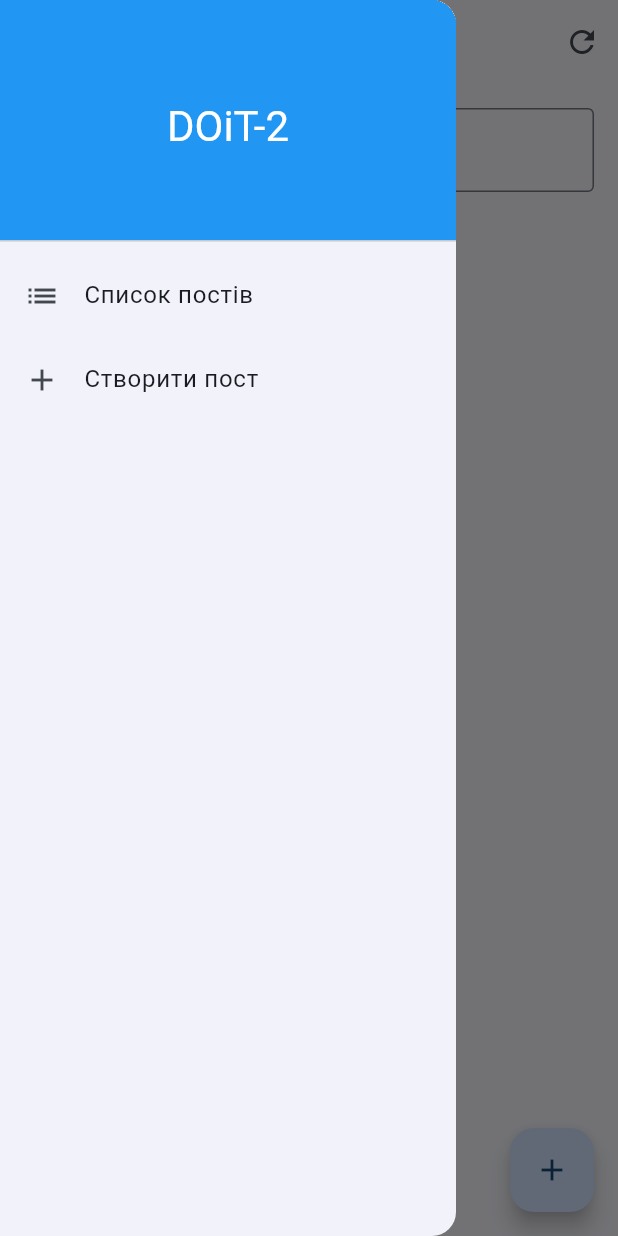
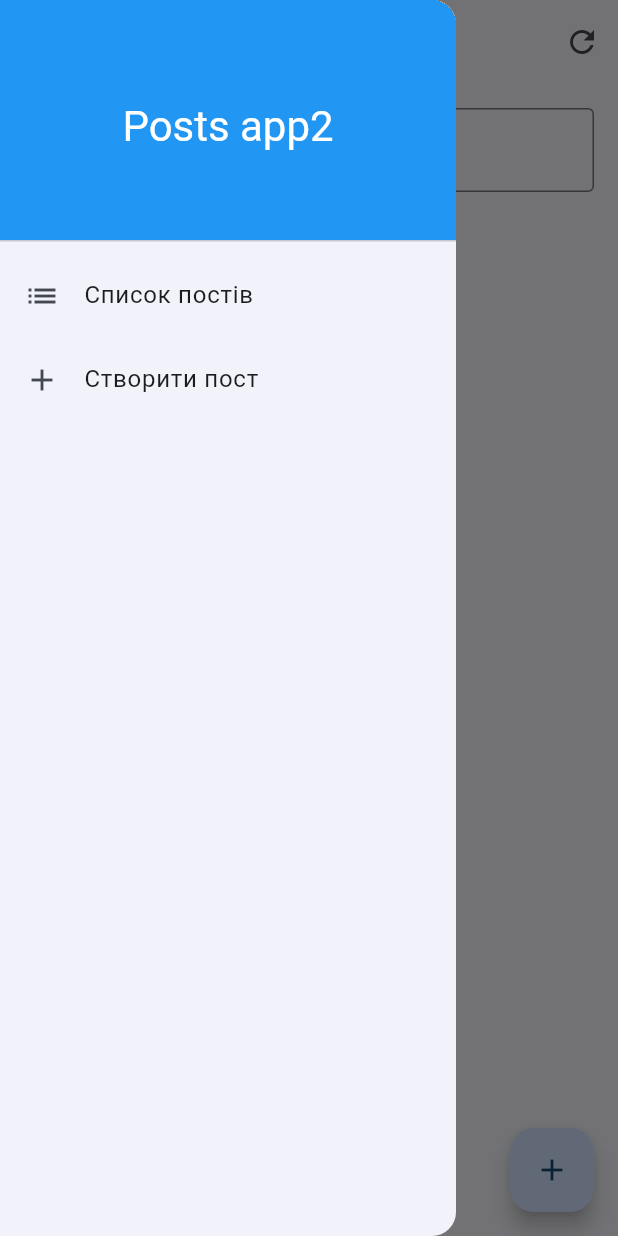
Before and after one commit to chasov-artem/DOiT-2, a Flutter app: the screen it shows after launch, with the side drawer open, on a phone screen of 412 x 824 dp. Run offline on Flutter 3.47's test engine with Material 3 defaults, Android fonts, the light colour scheme and no system bars; missing offline and left inert: gluestack_ui; network calls fail.

Commit message:
PostsApp2

```diff
--- a/lib/main.dart
+++ b/lib/main.dart
@@ -18,7 +18,7 @@ class MyApp extends StatelessWidget {
     return ChangeNotifierProvider(
       create: (context) => PostsProvider(),
       child: MaterialApp(
-        title: 'DOiT-2',
+        title: 'Posts app2',
         debugShowCheckedModeBanner: false,
         theme: ThemeData(
           useMaterial3: true,
--- a/lib/widgets/app_drawer.dart
+++ b/lib/widgets/app_drawer.dart
@@ -14,7 +14,7 @@ class AppDrawer extends StatelessWidget {
             ),
             child: Center(
               child: Text(
-                'DOiT-2',
+                'Posts app2',
                 style: Theme.of(context).textTheme.headlineMedium?.copyWith(
                       color: Colors.white,
                     ),
```
